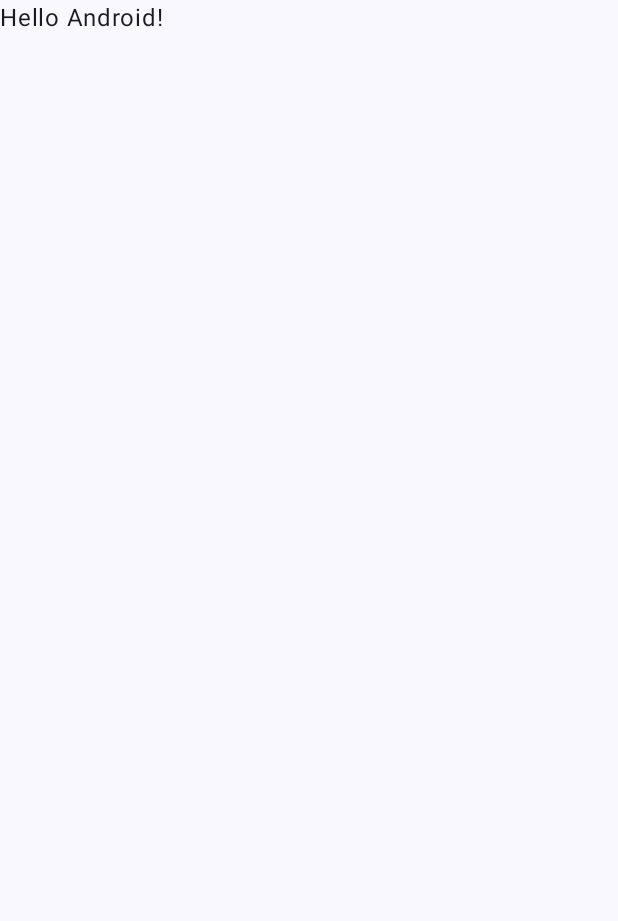
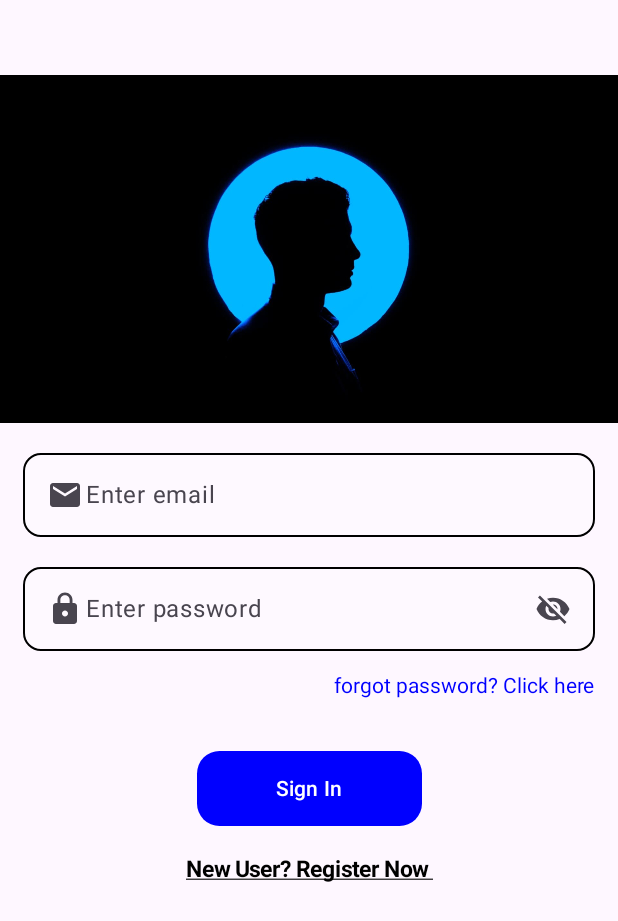
Before and after one commit to sasss77/Inkspira---A-digital-art-portfolio, an Android app built with Jetpack Compose: the screen it shows after launch (MainActivity before the commit, LoginActivity after it), on a phone screen of 412 x 824 dp. Before the commit the part shown is almost empty. Shown: the top 921 px of the screen. Run offline under Robolectric (Android 15) with nearby library versions, the phone set to English and light mode, and no system bars.

Commit message:
Login activity completed

```diff
--- /dev/null
+++ b/app/src/main/java/com/example/inkspira_adigitalartportfolio/LoginActivity.kt
@@ -0,0 +1,227 @@
+package com.example.inkspira_adigitalartportfolio
+
+import android.content.Intent
+import android.os.Bundle
+import android.widget.Toast
+import androidx.activity.ComponentActivity
+import androidx.activity.compose.setContent
+import androidx.activity.enableEdgeToEdge
+import androidx.compose.foundation.Image
+import androidx.compose.foundation.clickable
+import androidx.compose.foundation.interaction.MutableInteractionSource
+import androidx.compose.foundation.layout.Arrangement
+import androidx.compose.foundation.layout.Column
+import androidx.compose.foundation.layout.PaddingValues
+import androidx.compose.foundation.layout.Row
+import androidx.compose.foundation.layout.Spacer
+import androidx.compose.foundation.layout.fillMaxSize
+import androidx.compose.foundation.layout.fillMaxWidth
+import androidx.compose.foundation.layout.height
+import androidx.compose.foundation.layout.padding
+import androidx.compose.foundation.layout.width
+import androidx.compose.foundation.shape.RoundedCornerShape
+import androidx.compose.foundation.text.KeyboardOptions
+import androidx.compose.material.icons.Icons
+import androidx.compose.material.icons.filled.Email
+import androidx.compose.material.icons.filled.Lock
+import androidx.compose.material3.Button
+import androidx.compose.material3.ButtonDefaults
+import androidx.compose.material3.Icon
+import androidx.compose.material3.OutlinedTextField
+import androidx.compose.material3.Scaffold
+import androidx.compose.material3.Text
+import androidx.compose.material3.TextFieldDefaults
+import androidx.compose.runtime.Composable
+import androidx.compose.runtime.getValue
+import androidx.compose.runtime.mutableStateOf
+import androidx.compose.runtime.remember
+import androidx.compose.runtime.setValue
+import androidx.compose.ui.Alignment
+import androidx.compose.ui.Modifier
+import androidx.compose.ui.graphics.Color
+import androidx.compose.ui.platform.LocalContext
+import androidx.compose.ui.res.painterResource
+import androidx.compose.ui.text.font.FontWeight
+import androidx.compose.ui.text.input.KeyboardType
+import androidx.compose.ui.text.input.PasswordVisualTransformation
+import androidx.compose.ui.text.input.VisualTransformation
+import androidx.compose.ui.text.style.TextDecoration
+import androidx.compose.ui.tooling.preview.Preview
+import androidx.compose.ui.unit.dp
+import androidx.compose.ui.unit.sp
+import com.example.inkspira_adigitalartportfolio.ui.theme.InkspiraADigitalArtPortfolioTheme
+import kotlinx.coroutines.launch
+
+class LoginActivity : ComponentActivity() {
+    override fun onCreate(savedInstanceState: Bundle?) {
+        super.onCreate(savedInstanceState)
+        enableEdgeToEdge()
+        setContent {
+            loginBody()
+        }
+    }
+}
+
+
+
+@Composable
+fun loginBody() {
+    var email by remember { mutableStateOf("") }
+    var password by remember { mutableStateOf("") }
+    var visibility by remember { mutableStateOf(false) }
+    var rememberMe by remember { mutableStateOf(false) }
+    val context = LocalContext.current
+
+
+    Scaffold() {
+        padding -> Column(
+        modifier = Modifier.padding(padding).
+        padding(vertical = 50.dp),
+        horizontalAlignment = Alignment.CenterHorizontally
+        ) {
+        Image(
+            painter = painterResource(R.drawable.loginimg),
+            contentDescription = null,
+
+        )
+
+        Spacer(modifier = Modifier.height(20.dp))
+        OutlinedTextField(
+            value = email,
+            onValueChange = {
+                email = it
+            },
+            modifier = Modifier
+                .fillMaxWidth()
+                .padding(horizontal = 15.dp),
+            placeholder = {
+                Text(text = "Enter email")
+            },
+            //            minLines = 4,
+            colors = TextFieldDefaults.colors(
+                focusedContainerColor = Color.White.copy(alpha = 0.2f),
+                focusedIndicatorColor = Color.Green,
+                unfocusedContainerColor = Color.White.copy(alpha = 0.2f),
+                unfocusedIndicatorColor = Color.Black
+            ),
+            shape = RoundedCornerShape(12.dp),
+            prefix = {
+                Icon(Icons.Default.Email, contentDescription = null)
+            },
+            keyboardOptions = KeyboardOptions(
+                keyboardType = KeyboardType.Email
+            )
+        )
+
+        //password
+        Spacer(modifier = Modifier.height(20.dp))
+        OutlinedTextField(
+            value = password,
+            onValueChange = {
+                password = it
+            },
+            modifier = Modifier
+                .fillMaxWidth()
+                .padding(horizontal = 15.dp),
+            placeholder = {
+                Text(text = "Enter password")
+            },
+            colors = TextFieldDefaults.colors(
+                focusedContainerColor = Color.White.copy(alpha = 0.2f),
+                focusedIndicatorColor = Color.Green,
+                unfocusedContainerColor = Color.White.copy(alpha = 0.2f),
+                unfocusedIndicatorColor = Color.Black
+            ),
+            shape = RoundedCornerShape(12.dp),
+            prefix = {
+                Icon(Icons.Default.Lock, contentDescription = null)
+            },
+            suffix = {
+                Icon(
+                    painterResource(
+                        if (visibility) R.drawable.baseline_visibility_24 else
+                            R.drawable.baseline_visibility_off_24
+                    ),
+                    contentDescription = null,
+                    modifier = Modifier.clickable(
+                        indication = null,
+                        interactionSource = remember { MutableInteractionSource() }
+                    ) {
+
+                        visibility = !visibility
+
+                    })
+            },
+
+            visualTransformation = if (visibility) VisualTransformation.None else PasswordVisualTransformation(),
+            keyboardOptions = KeyboardOptions(
+                keyboardType = KeyboardType.Password
+            )
+        )
+
+
+        //Forget password
+        Row(
+            modifier = Modifier.padding(vertical = 15.dp).fillMaxWidth(),
+            horizontalArrangement = Arrangement.End
+
+        ) {
+            Text(text = "forgot password? Click here",
+                color = Color.Blue,
+                modifier = Modifier.padding(horizontal = 15.dp)
+                )
+
+        }
+
+
+
+
+        //Submit Button
+        Spacer(modifier = Modifier.height(20.dp))
+        Button(
+            onClick = {
+
+                val intent = Intent(context, NavigationActivity:: class.java)
+                context.startActivity(intent)
+
+                    },
+            shape = RoundedCornerShape(15.dp),
+            modifier = Modifier.height(50.dp).width(150.dp),
+            colors = ButtonDefaults.buttonColors(
+                containerColor = Color.Blue,
+                contentColor = Color.White
+            )
+        ) {
+            Text(text = "Sign In")
+        }
+
+
+        // link to Signup
+        Spacer(modifier = Modifier.height(20.dp))
+        Row {
+            Text(
+                text = "New User? Register Now ",
+                color = Color.Black,
+                textDecoration = TextDecoration.Underline,
+                fontWeight = FontWeight.Bold,
+                fontSize = 15.sp,
+//                modifier = Modifier.clickable {
+//                    val intent = Intent(context, RegistrationActivity:: class.java)
+//                    context.startActivity(intent)
+//                    //to destroy activity
+////                        activity.finish()
+//                }
+            )
+        }
+
+
+
+    }
+    }
+}
+
+@Preview
+@Composable
+fun previewLogin() {
+    loginBody()
+}
--- /dev/null
+++ b/app/src/main/res/drawable/baseline_visibility_24.xml
@@ -0,0 +1,5 @@
+<vector xmlns:android="http://schemas.android.com/apk/res/android" android:height="24dp" android:tint="#000000" android:viewportHeight="24" android:viewportWidth="24" android:width="24dp">
+
+    <path android:fillColor="@android:color/white" android:pathData="M12,4.5C7,4.5 2.73,7.61 1,12c1.73,4.39 6,7.5 11,7.5s9.27,-3.11 11,-7.5c-1.73,-4.39 -6,-7.5 -11,-7.5zM12,17c-2.76,0 -5,-2.24 -5,-5s2.24,-5 5,-5 5,2.24 5,5 -2.24,5 -5,5zM12,9c-1.66,0 -3,1.34 -3,3s1.34,3 3,3 3,-1.34 3,-3 -1.34,-3 -3,-3z"/>
+
+</vector>
--- /dev/null
+++ b/app/src/main/res/drawable/baseline_visibility_off_24.xml
@@ -0,0 +1,5 @@
+<vector xmlns:android="http://schemas.android.com/apk/res/android" android:height="24dp" android:tint="#000000" android:viewportHeight="24" android:viewportWidth="24" android:width="24dp">
+
+    <path android:fillColor="@android:color/white" android:pathData="M12,7c2.76,0 5,2.24 5,5 0,0.65 -0.13,1.26 -0.36,1.83l2.92,2.92c1.51,-1.26 2.7,-2.89 3.43,-4.75 -1.73,-4.39 -6,-7.5 -11,-7.5 -1.4,0 -2.74,0.25 -3.98,0.7l2.16,2.16C10.74,7.13 11.35,7 12,7zM2,4.27l2.28,2.28 0.46,0.46C3.08,8.3 1.78,10.02 1,12c1.73,4.39 6,7.5 11,7.5 1.55,0 3.03,-0.3 4.38,-0.84l0.42,0.42L19.73,22 21,20.73 3.27,3 2,4.27zM7.53,9.8l1.55,1.55c-0.05,0.21 -0.08,0.43 -0.08,0.65 0,1.66 1.34,3 3,3 0.22,0 0.44,-0.03 0.65,-0.08l1.55,1.55c-0.67,0.33 -1.41,0.53 -2.2,0.53 -2.76,0 -5,-2.24 -5,-5 0,-0.79 0.2,-1.53 0.53,-2.2zM11.84,9.02l3.15,3.15 0.02,-0.16c0,-1.66 -1.34,-3 -3,-3l-0.17,0.01z"/>
+
+</vector>
--- a/app/src/main/res/values/strings.xml
+++ b/app/src/main/res/values/strings.xml
@@ -1,3 +1,6 @@
 <resources>
     <string name="app_name">Inkspira - A digital art portfolio</string>
+    <string name="title_activity_splash_screen">SplashScreen</string>
+    <string name="title_activity_login">LoginActivity</string>
+    <string name="title_activity_navigation">NavigationActivity</string>
 </resources>
```
Also changed, not shown: app/src/main/AndroidManifest.xml (+33 -0 lines), app/src/main/java/com/example/inkspira_adigitalartportfolio/NavigationActivity.kt (added, +93 -0 lines), app/src/main/java/com/example/inkspira_adigitalartportfolio/SplashScreen.kt (added, +24 -0 lines), app/src/main/res/drawable/loginimg.jpeg (added).
